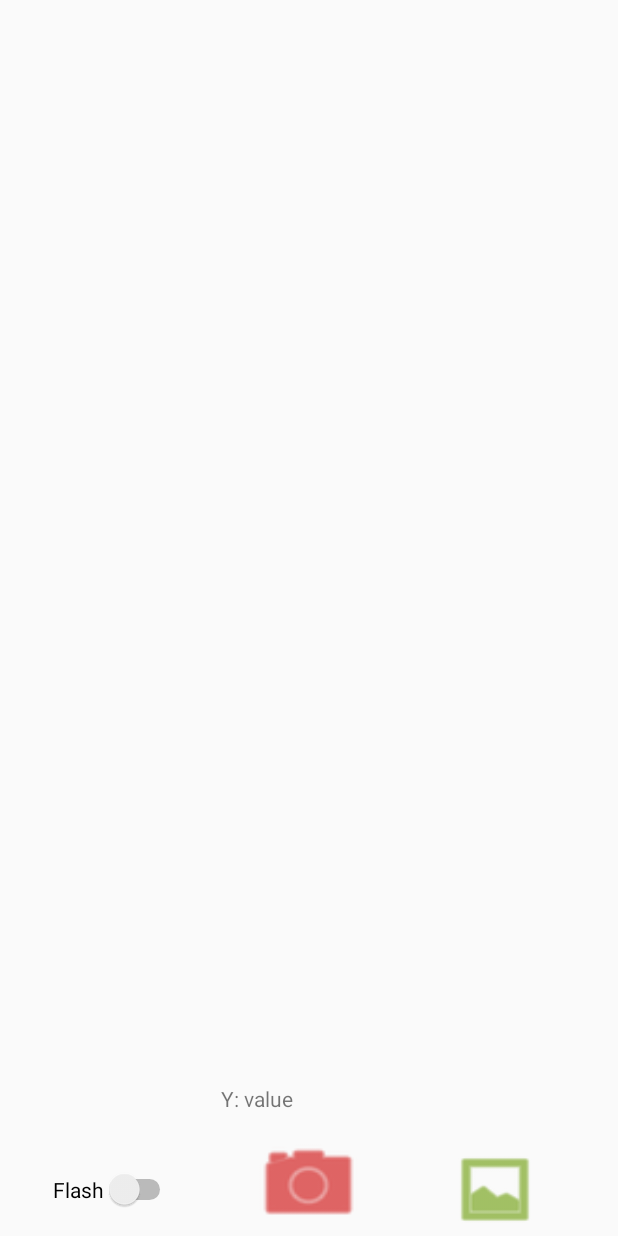
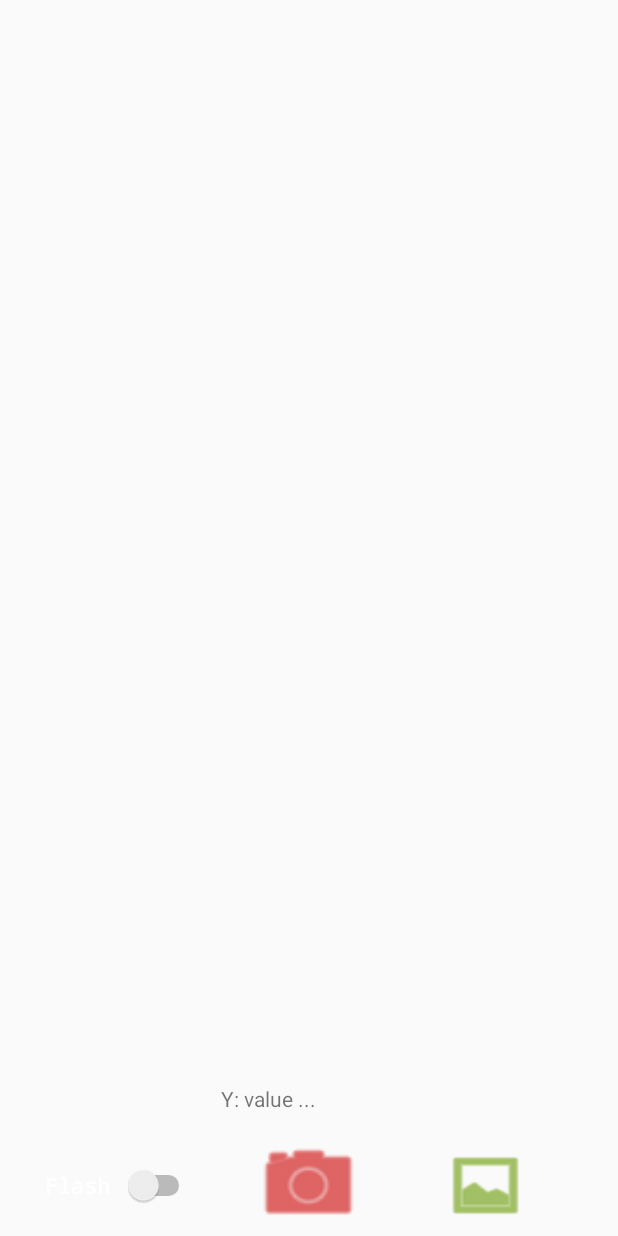
Before and after one commit to radugoada/StillCam, an Android app: the layout activity_main.xml on its own in the app's theme, with its tools: preview values and no code run, on a phone screen of 412 x 824 dp. Run offline under Robolectric (Android 15) with nearby library versions, the phone set to English and light mode, and no system bars.

Commit message:
Change colors to buttons More arrangements Set Yaw(Y beta) value to choose when the image will show that is Still

```diff
--- a/app/src/main/res/layout/activity_main.xml
+++ b/app/src/main/res/layout/activity_main.xml
@@ -28,11 +28,11 @@
 
     <Button
         android:id="@+id/button2"
-        android:layout_width="60dp"
-        android:layout_height="55dp"
+        android:layout_width="58dp"
+        android:layout_height="50dp"
         android:layout_alignBaseline="@+id/button"
         android:layout_alignBottom="@+id/button"
-        android:layout_marginStart="35dp"
+        android:layout_marginStart="30dp"
         android:layout_toEndOf="@+id/textView"
         android:background="@android:drawable/ic_menu_gallery"
         android:backgroundTint="@android:color/holo_green_dark" />
@@ -44,16 +44,18 @@
         android:layout_alignBaseline="@+id/button2"
         android:layout_alignBottom="@+id/button2"
         android:layout_alignParentStart="true"
-        android:layout_marginStart="35dp"
-        android:text="Flash" />
+        android:layout_marginStart="30dp"
+        android:fontFamily="monospace"
+        android:text="Flash "
+        android:textColor="@android:color/background_light"
+        android:textStyle="bold" />
 
     <TextView
         android:id="@+id/textView"
         android:layout_width="117dp"
         android:layout_height="31dp"
-
         android:layout_above="@+id/button"
         android:layout_centerHorizontal="true"
-        android:text="Y: value" />
+        android:text="Y: value ..." />
 
 </RelativeLayout>
```
